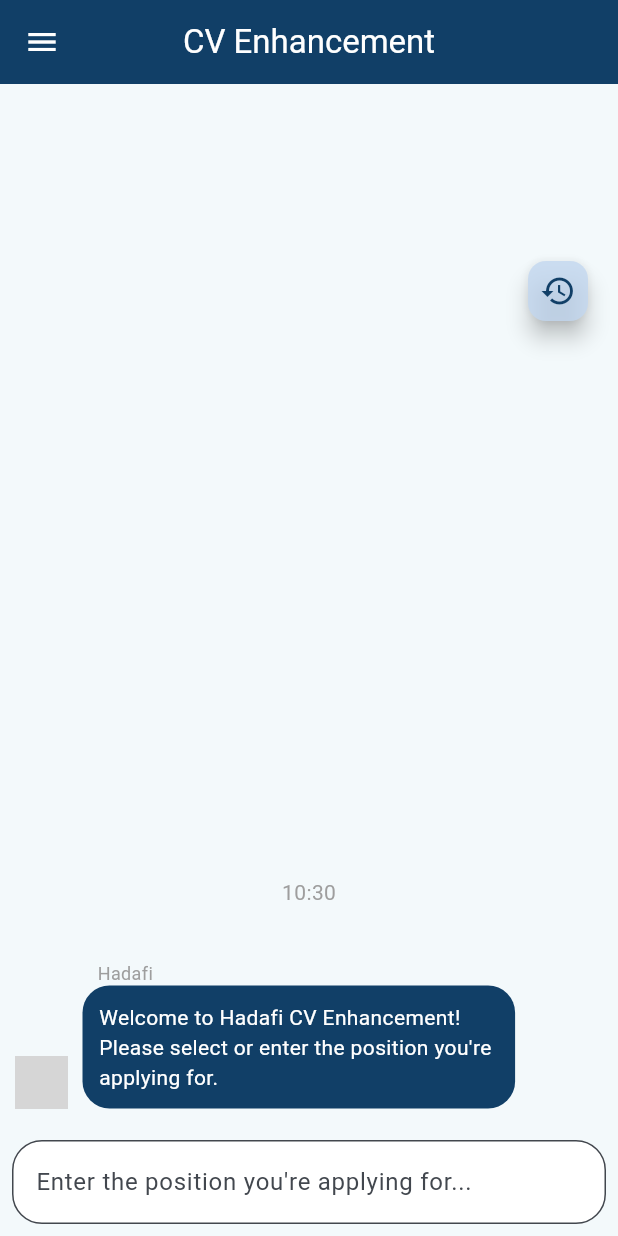
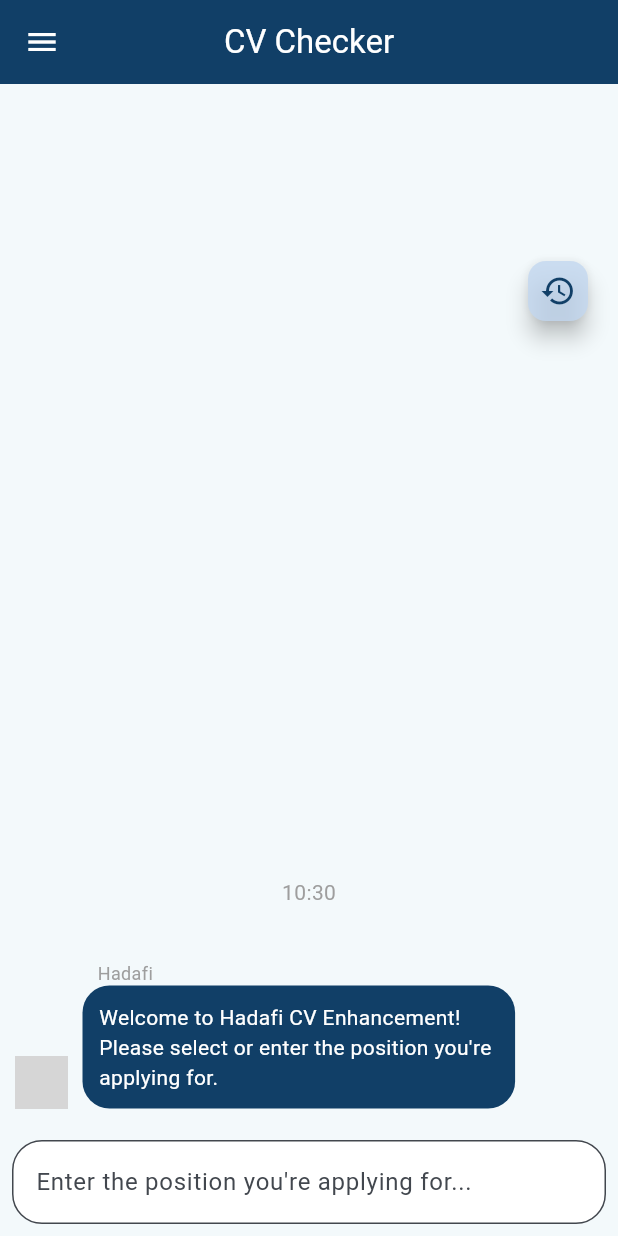
Before and after one commit to HadafiGP/2024-25_GP_23, a Flutter app: the CVPage screen opened directly, on a phone screen of 412 x 824 dp. Run offline on Flutter 3.47's test engine with Material 3 defaults, Android fonts, the phone set to English and light mode, and no system bars; drawn by our look-alikes of dash_chat_2; our stand-ins replace cloud_firestore, connectivity_plus, dartz, dotted_border, file_picker, firebase_auth and 7 more; missing offline and left inert: any_link_preview, chat_gpt_sdk, flutter_parsed_text, syncfusion_flutter_pdf; accounts and stored records are empty; grey boxes are pictures that could not be loaded.

Commit message:
CV checker

```diff
--- a/lib/CV.dart
+++ b/lib/CV.dart
@@ -147,7 +147,7 @@ class _CVPageState extends State<CVPage> {
       appBar: AppBar(
         backgroundColor: const Color(0xFF113F67),
         title: const Text(
-          'CV Enhancement',
+          'CV Checker',
           style: TextStyle(color: Colors.white),
         ),
         iconTheme: const IconThemeData(color: Colors.white),
```
